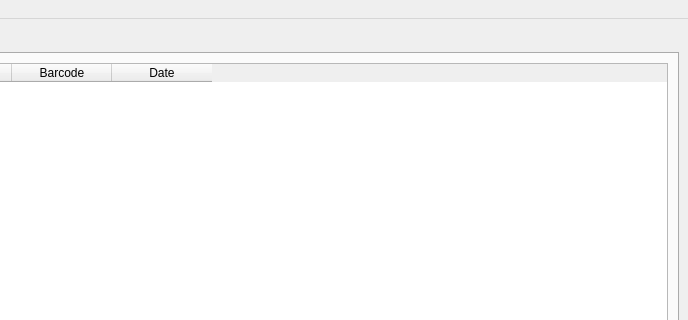
bywatersolutions/koha-offline-circulation, file mainwindow.ui: the form before one commit; both pictures show x 209 to 897 and y 0 to 320 of the 897 by 882 pixel window.
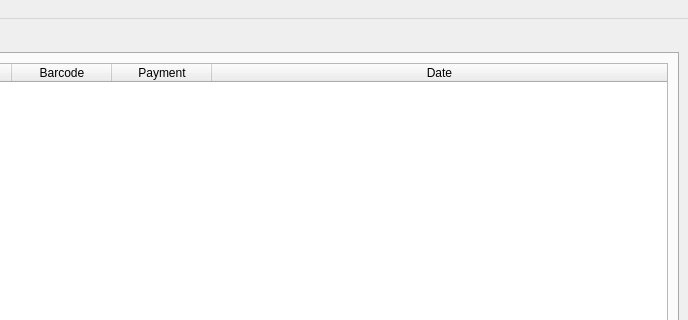
The form after the commit. The open tabs and pages were chosen to show the change.

Commit message: More work in the commit issues functionality.

```diff
--- a/mainwindow.ui
+++ b/mainwindow.ui
@@ -574,6 +574,27 @@
           <property name="alternatingRowColors">
            <bool>true</bool>
           </property>
+          <property name="selectionBehavior">
+           <enum>QAbstractItemView::SelectRows</enum>
+          </property>
+          <attribute name="horizontalHeaderCascadingSectionResizes">
+           <bool>true</bool>
+          </attribute>
+          <attribute name="horizontalHeaderStretchLastSection">
+           <bool>true</bool>
+          </attribute>
+          <attribute name="verticalHeaderVisible">
+           <bool>false</bool>
+          </attribute>
+          <attribute name="verticalHeaderVisible">
+           <bool>false</bool>
+          </attribute>
+          <attribute name="horizontalHeaderStretchLastSection">
+           <bool>true</bool>
+          </attribute>
+          <attribute name="horizontalHeaderCascadingSectionResizes">
+           <bool>true</bool>
+          </attribute>
           <column>
            <property name="text">
             <string>Type</string>
@@ -589,6 +610,11 @@
             <string>Barcode</string>
            </property>
           </column>
+          <column>
+           <property name="text">
+            <string>Payment</string>
+           </property>
+          </column>
           <column>
            <property name="text">
             <string>Date</string>
```
The commit also changes 1 other file.
